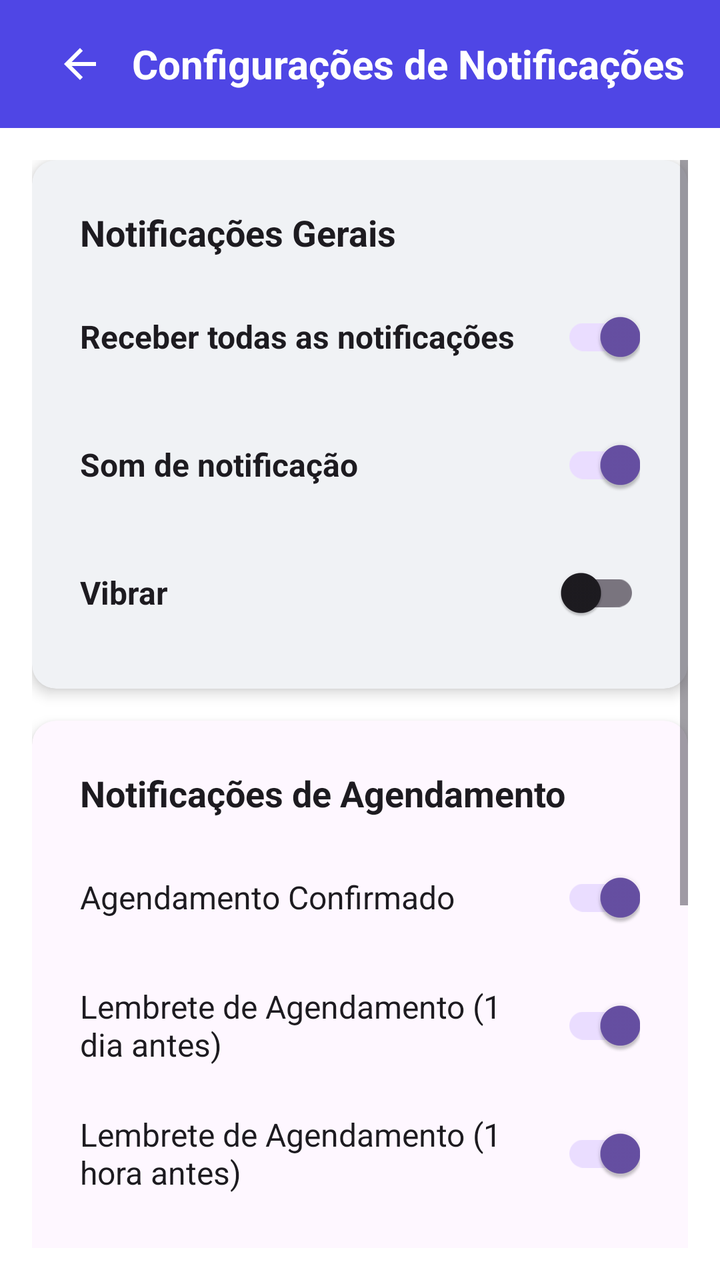
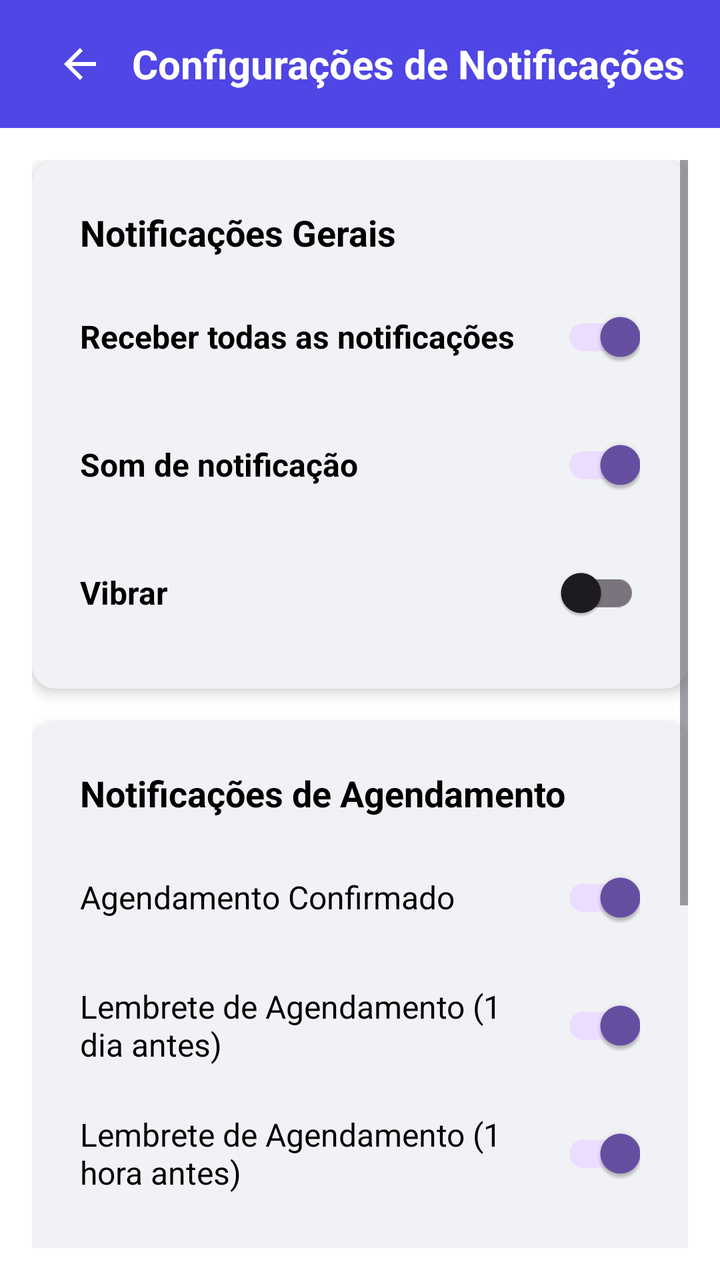

Screens rendered from an Android XML layout before and after an edit, with the pre-edit source and the edit as a unified diff.
<!-- AndroidManifest.xml: application theme Theme.SmartApp -->
<!-- res/layout/gerenciar_notificacoes.xml -->
<?xml version="1.0" encoding="utf-8"?>
<LinearLayout xmlns:android="http://schemas.android.com/apk/res/android"
    xmlns:app="http://schemas.android.com/apk/res-auto"
    xmlns:tools="http://schemas.android.com/tools"
    android:layout_width="match_parent"
    android:layout_height="match_parent"
    android:background="@color/white"
    android:orientation="vertical">
    



    
    <LinearLayout
        android:id="@+id/header"
        android:layout_width="match_parent"
        android:layout_height="?attr/actionBarSize"
        android:background="#4F46E5"
        android:gravity="center_vertical"
        android:orientation="horizontal"
        android:padding="16dp">

        <ImageButton
            android:id="@+id/btnvoltarNotificacao"
            android:layout_width="48dp"
            android:layout_height="48dp"
            android:background="?attr/selectableItemBackgroundBorderless"
            android:contentDescription="gere2"
            android:src="@drawable/ic_arrow_back"
            app:tint="@android:color/white" />

        <TextView
            android:layout_width="0dp"
            android:layout_height="wrap_content"
            android:layout_weight="1"
            android:gravity="center"
            android:text="Configurações de Notificações"
            android:textColor="@android:color/white"
            android:textSize="20sp"
            android:textStyle="bold"/>
    </LinearLayout>

    
    <ScrollView
        android:layout_width="match_parent"
        android:layout_height="0dp"
        android:layout_weight="1"
        android:padding="16dp"
        android:fillViewport="true">

        <LinearLayout
            android:layout_width="match_parent"
            android:layout_height="wrap_content"
            android:orientation="vertical">

            
            <androidx.cardview.widget.CardView
                android:layout_width="match_parent"
                android:layout_height="wrap_content"
                app:cardCornerRadius="12dp"
                app:cardElevation="4dp"
                app:cardBackgroundColor="@color/light_gray"
                android:layout_marginBottom="16dp">

                <LinearLayout
                    android:layout_width="match_parent"
                    android:layout_height="wrap_content"
                    android:orientation="vertical"
                    android:padding="24dp">

                    <TextView
                        android:layout_width="match_parent"
                        android:layout_height="wrap_content"
                        android:text="Notificações Gerais"
                        android:textColor="?android:attr/textColorPrimary"
                        android:textSize="18sp"
                        android:textStyle="bold"
                        android:layout_marginBottom="16dp"/>

                    
                    <LinearLayout
                        android:layout_width="match_parent"
                        android:layout_height="wrap_content"
                        android:orientation="horizontal"
                        android:layout_marginBottom="16dp"
                        android:gravity="center_vertical">

                        <TextView
                            android:layout_width="0dp"
                            android:layout_height="wrap_content"
                            android:layout_weight="1"
                            android:text="Receber todas as notificações"
                            android:textColor="?android:attr/textColorPrimary"
                            android:textSize="16sp"
                            android:textStyle="bold"/>

                        <androidx.appcompat.widget.SwitchCompat
                            android:id="@+id/toggleAll"
                            android:layout_width="wrap_content"
                            android:layout_height="wrap_content"
                            android:checked="true"/>
                    </LinearLayout>

                    
                    <LinearLayout
                        android:layout_width="match_parent"
                        android:layout_height="wrap_content"
                        android:orientation="horizontal"
                        android:layout_marginBottom="16dp"
                        android:gravity="center_vertical">

                        <TextView
                            android:layout_width="0dp"
                            android:layout_height="wrap_content"
                            android:layout_weight="1"
                            android:text="Som de notificação"
                            android:textColor="?android:attr/textColorPrimary"
                            android:textSize="16sp"
                            android:textStyle="bold"/>

                        <androidx.appcompat.widget.SwitchCompat
                            android:id="@+id/toggleSound"
                            android:layout_width="wrap_content"
                            android:layout_height="wrap_content"
                            android:checked="true"/>
                    </LinearLayout>

                    
                    <LinearLayout
                        android:layout_width="match_parent"
                        android:layout_height="wrap_content"
                        android:orientation="horizontal"
                        android:gravity="center_vertical">

                        <TextView
                            android:layout_width="0dp"
                            android:layout_height="wrap_content"
                            android:layout_weight="1"
                            android:text="Vibrar"
                            android:textColor="?android:attr/textColorPrimary"
                            android:textSize="16sp"
                            android:textStyle="bold"/>

                        <androidx.appcompat.widget.SwitchCompat
                            android:id="@+id/toggleVibrate"
                            android:layout_width="wrap_content"
                            android:layout_height="wrap_content"
                            android:checked="false"/>
                    </LinearLayout>
                </LinearLayout>
            </androidx.cardview.widget.CardView>

            
            <androidx.cardview.widget.CardView
                android:layout_width="match_parent"
                android:layout_height="wrap_content"
                app:cardCornerRadius="12dp"
                app:cardElevation="4dp"
                app:cardBackgroundColor="?android:attr/colorBackground"
                android:layout_marginBottom="16dp">

                <LinearLayout
                    android:layout_width="match_parent"
                    android:layout_height="wrap_content"
                    android:orientation="vertical"
                    android:padding="24dp">

                    <TextView
                        android:layout_width="match_parent"
                        android:layout_height="wrap_content"
                        android:text="Notificações de Agendamento"
                        android:textColor="?android:attr/textColorPrimary"
                        android:textSize="18sp"
                        android:textStyle="bold"
                        android:layout_marginBottom="16dp"/>

                    
                    <LinearLayout
                        android:layout_width="match_parent"
                        android:layout_height="wrap_content"
                        android:orientation="horizontal"
                        android:layout_marginBottom="16dp"
                        android:gravity="center_vertical">

                        <TextView
                            android:layout_width="0dp"
                            android:layout_height="wrap_content"
                            android:layout_weight="1"
                            android:text="Agendamento Confirmado"
                            android:textColor="?android:attr/textColorPrimary"
                            android:textSize="16sp"/>

                        <androidx.appcompat.widget.SwitchCompat
                            android:id="@+id/toggleConfirmed"
                            android:layout_width="wrap_content"
                            android:layout_height="wrap_content"
                            android:checked="true"/>
                    </LinearLayout>

                    
                    <LinearLayout
                        android:layout_width="match_parent"
                        android:layout_height="wrap_content"
                        android:orientation="horizontal"
                        android:layout_marginBottom="16dp"
                        android:gravity="center_vertical">

                        <TextView
                            android:layout_width="0dp"
                            android:layout_height="wrap_content"
                            android:layout_weight="1"
                            android:text="Lembrete de Agendamento (1 dia antes)"
                            android:textColor="?android:attr/textColorPrimary"
                            android:textSize="16sp"/>

                        <androidx.appcompat.widget.SwitchCompat
                            android:id="@+id/toggleReminder1Day"
                            android:layout_width="wrap_content"
                            android:layout_height="wrap_content"
                            android:checked="true"/>
                    </LinearLayout>

                    
                    <LinearLayout
                        android:layout_width="match_parent"
                        android:layout_height="wrap_content"
                        android:orientation="horizontal"
                        android:layout_marginBottom="16dp"
                        android:gravity="center_vertical">

                        <TextView
                            android:layout_width="0dp"
                            android:layout_height="wrap_content"
                            android:layout_weight="1"
                            android:text="Lembrete de Agendamento (1 hora antes)"
                            android:textColor="?android:attr/textColorPrimary"
                            android:textSize="16sp"/>

                        <androidx.appcompat.widget.SwitchCompat
                            android:id="@+id/toggleReminder1Hour"
                            android:layout_width="wrap_content"
                            android:layout_height="wrap_content"
                            android:checked="true"/>
                    </LinearLayout>

                    
                    <LinearLayout
                        android:layout_width="match_parent"
                        android:layout_height="wrap_content"
                        android:orientation="horizontal"
                        android:gravity="center_vertical">

                        <TextView
                            android:layout_width="0dp"
                            android:layout_height="wrap_content"
                            android:layout_weight="1"
                            android:text="Agendamento Cancelado/Reagendado"
                            android:textColor="?android:attr/textColorPrimary"
                            android:textSize="16sp"/>

                        <androidx.appcompat.widget.SwitchCompat
                            android:id="@+id/toggleCancelled"
                            android:layout_width="wrap_content"
                            android:layout_height="wrap_content"
                            android:checked="true"/>
                    </LinearLayout>
                </LinearLayout>
            </androidx.cardview.widget.CardView>

            
            <androidx.cardview.widget.CardView
                android:layout_width="match_parent"
                android:layout_height="wrap_content"
                app:cardCornerRadius="12dp"
                app:cardElevation="4dp"
                app:cardBackgroundColor="?android:attr/colorBackground">

                <LinearLayout
                    android:layout_width="match_parent"
                    android:layout_height="wrap_content"
                    android:orientation="vertical"
                    android:padding="24dp">

                    <TextView
                        android:layout_width="match_parent"
                        android:layout_height="wrap_content"
                        android:text="Outras Notificações"
                        android:textColor="?android:attr/textColorPrimary"
                        android:textSize="18sp"
                        android:textStyle="bold"
                        android:layout_marginBottom="16dp"/>

                    
                    <LinearLayout
                        android:layout_width="match_parent"
                        android:layout_height="wrap_content"
                        android:orientation="horizontal"
                        android:layout_marginBottom="16dp"
                        android:gravity="center_vertical">

                        <TextView
                            android:layout_width="0dp"
                            android:layout_height="wrap_content"
                            android:layout_weight="1"
                            android:text="Novas Mensagens"
                            android:textColor="?android:attr/textColorPrimary"
                            android:textSize="16sp"/>

                        <androidx.appcompat.widget.SwitchCompat
                            android:id="@+id/toggleMessages"
                            android:layout_width="wrap_content"
                            android:layout_height="wrap_content"
                            android:checked="true"/>
                    </LinearLayout>

                    
                    <LinearLayout
                        android:layout_width="match_parent"
                        android:layout_height="wrap_content"
                        android:orientation="horizontal"
                        android:gravity="center_vertical">

                        <TextView
                            android:layout_width="0dp"
                            android:layout_height="wrap_content"
                            android:layout_weight="1"
                            android:text="Atualizações de Serviços/Promoções"
                            android:textColor="?android:attr/textColorPrimary"
                            android:textSize="16sp"/>

                        <androidx.appcompat.widget.SwitchCompat
                            android:id="@+id/togglePromotions"
                            android:layout_width="wrap_content"
                            android:layout_height="wrap_content"
                            android:checked="false"/>
                    </LinearLayout>
                </LinearLayout>
            </androidx.cardview.widget.CardView>
        </LinearLayout>
    </ScrollView>
</LinearLayout>
<!-- resources referenced by this layout -->
<resources>
  <color name="light_gray">#F0F2F5</color>
  <color name="white">#FFFFFFFF</color>
  <!-- drawable ic_arrow_back (drawable) -->
  <vector xmlns:android="http://schemas.android.com/apk/res/android"
      android:width="24dp"
      android:height="24dp"
      android:viewportWidth="24"
      android:viewportHeight="24">
      <path android:fillColor="#FFFFFF" android:pathData="M20,11H7.83l5.59,-5.59L12,4l-8,8 8,8 1.41,-1.41L7.83,13H20v-2z"/>
  </vector>
  <style name="Theme.SmartApp" parent="Base.Theme.SmartApp" />
  <style name="Base.Theme.SmartApp" parent="Theme.Material3.DayNight.NoActionBar" />
</resources>

<!-- the commit's change to res/layout/gerenciar_notificacoes.xml (unified diff, before → after) -->
@@ -6,9 +6,6 @@
     android:layout_height="match_parent"
     android:background="@color/white"
     android:orientation="vertical">
-    
-
-
 
     
     <LinearLayout
@@ -46,12 +43,14 @@
         android:layout_height="0dp"
         android:layout_weight="1"
         android:padding="16dp"
-        android:fillViewport="true">
+        android:fillViewport="true"
+        android:background="@color/white">
 
         <LinearLayout
             android:layout_width="match_parent"
             android:layout_height="wrap_content"
-            android:orientation="vertical">
+            android:orientation="vertical"
+            android:background="@color/white">
 
             
             <androidx.cardview.widget.CardView
@@ -59,20 +58,21 @@
                 android:layout_height="wrap_content"
                 app:cardCornerRadius="12dp"
                 app:cardElevation="4dp"
-                app:cardBackgroundColor="@color/light_gray"
+                app:cardBackgroundColor="@color/white"
                 android:layout_marginBottom="16dp">
 
                 <LinearLayout
                     android:layout_width="match_parent"
                     android:layout_height="wrap_content"
                     android:orientation="vertical"
-                    android:padding="24dp">
+                    android:padding="24dp"
+                    android:background="@color/light_gray">
 
                     <TextView
                         android:layout_width="match_parent"
                         android:layout_height="wrap_content"
                         android:text="Notificações Gerais"
-                        android:textColor="?android:attr/textColorPrimary"
+                        android:textColor="@android:color/black"
                         android:textSize="18sp"
                         android:textStyle="bold"
                         android:layout_marginBottom="16dp"/>
@@ -90,7 +90,7 @@
                             android:layout_height="wrap_content"
                             android:layout_weight="1"
                             android:text="Receber todas as notificações"
-                            android:textColor="?android:attr/textColorPrimary"
+                            android:textColor="@android:color/black"
                             android:textSize="16sp"
                             android:textStyle="bold"/>
 
@@ -114,7 +114,7 @@
                             android:layout_height="wrap_content"
                             android:layout_weight="1"
                             android:text="Som de notificação"
-                            android:textColor="?android:attr/textColorPrimary"
+                            android:textColor="@android:color/black"
                             android:textSize="16sp"
                             android:textStyle="bold"/>
 
@@ -137,7 +137,7 @@
                             android:layout_height="wrap_content"
                             android:layout_weight="1"
                             android:text="Vibrar"
-                            android:textColor="?android:attr/textColorPrimary"
+                            android:textColor="@android:color/black"
                             android:textSize="16sp"
                             android:textStyle="bold"/>
 
@@ -156,20 +156,21 @@
                 android:layout_height="wrap_content"
                 app:cardCornerRadius="12dp"
                 app:cardElevation="4dp"
-                app:cardBackgroundColor="?android:attr/colorBackground"
+                app:cardBackgroundColor="@color/white"
                 android:layout_marginBottom="16dp">
 
                 <LinearLayout
                     android:layout_width="match_parent"
                     android:layout_height="wrap_content"
                     android:orientation="vertical"
-                    android:padding="24dp">
+                    android:padding="24dp"
+                    android:background="@color/light_gray">
 
                     <TextView
                         android:layout_width="match_parent"
                         android:layout_height="wrap_content"
                         android:text="Notificações de Agendamento"
-                        android:textColor="?android:attr/textColorPrimary"
+                        android:textColor="@android:color/black"
                         android:textSize="18sp"
                         android:textStyle="bold"
                         android:layout_marginBottom="16dp"/>
@@ -187,7 +188,7 @@
                             android:layout_height="wrap_content"
                             android:layout_weight="1"
                             android:text="Agendamento Confirmado"
-                            android:textColor="?android:attr/textColorPrimary"
+                            android:textColor="@android:color/black"
                             android:textSize="16sp"/>
 
                         <androidx.appcompat.widget.SwitchCompat
@@ -210,7 +211,7 @@
                             android:layout_height="wrap_content"
                             android:layout_weight="1"
                             android:text="Lembrete de Agendamento (1 dia antes)"
-                            android:textColor="?android:attr/textColorPrimary"
+                            android:textColor="@android:color/black"
                             android:textSize="16sp"/>
 
                         <androidx.appcompat.widget.SwitchCompat
@@ -233,7 +234,7 @@
                             android:layout_height="wrap_content"
                             android:layout_weight="1"
                             android:text="Lembrete de Agendamento (1 hora antes)"
-                            android:textColor="?android:attr/textColorPrimary"
+                            android:textColor="@android:color/black"
                             android:textSize="16sp"/>
 
                         <androidx.appcompat.widget.SwitchCompat
@@ -255,7 +256,7 @@
                             android:layout_height="wrap_content"
                             android:layout_weight="1"
                             android:text="Agendamento Cancelado/Reagendado"
-                            android:textColor="?android:attr/textColorPrimary"
+                            android:textColor="@android:color/black"
                             android:textSize="16sp"/>
 
                         <androidx.appcompat.widget.SwitchCompat
@@ -273,19 +274,20 @@
                 android:layout_height="wrap_content"
                 app:cardCornerRadius="12dp"
                 app:cardElevation="4dp"
-                app:cardBackgroundColor="?android:attr/colorBackground">
+                app:cardBackgroundColor="@color/white">
 
                 <LinearLayout
                     android:layout_width="match_parent"
                     android:layout_height="wrap_content"
                     android:orientation="vertical"
-                    android:padding="24dp">
+                    android:padding="24dp"
+                    android:background="@color/light_gray">
 
                     <TextView
                         android:layout_width="match_parent"
                         android:layout_height="wrap_content"
                         android:text="Outras Notificações"
-                        android:textColor="?android:attr/textColorPrimary"
+                        android:textColor="@android:color/black"
                         android:textSize="18sp"
                         android:textStyle="bold"
                         android:layout_marginBottom="16dp"/>
@@ -303,7 +305,7 @@
                             android:layout_height="wrap_content"
                             android:layout_weight="1"
                             android:text="Novas Mensagens"
-                            android:textColor="?android:attr/textColorPrimary"
+                            android:textColor="@android:color/black"
                             android:textSize="16sp"/>
 
                         <androidx.appcompat.widget.SwitchCompat
@@ -325,7 +327,7 @@
                             android:layout_height="wrap_content"
                             android:layout_weight="1"
                             android:text="Atualizações de Serviços/Promoções"
-                            android:textColor="?android:attr/textColorPrimary"
+                            android:textColor="@android:color/black"
                             android:textSize="16sp"/>
 
                         <androidx.appcompat.widget.SwitchCompat
